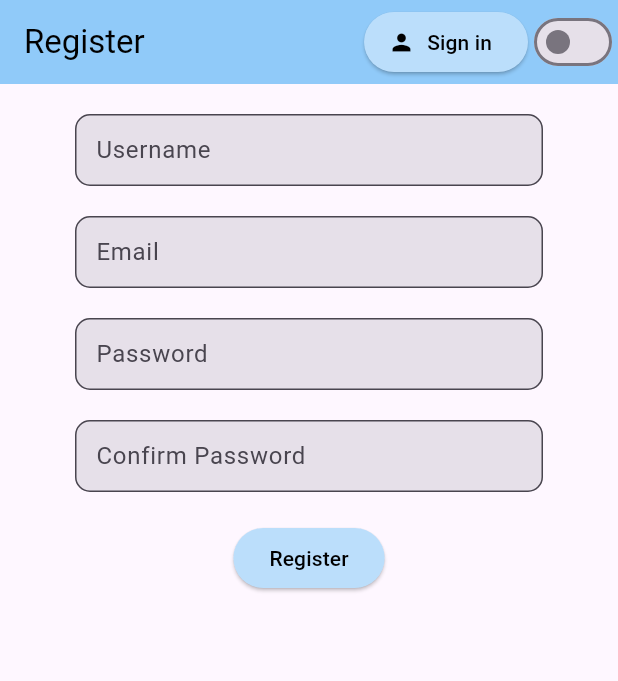
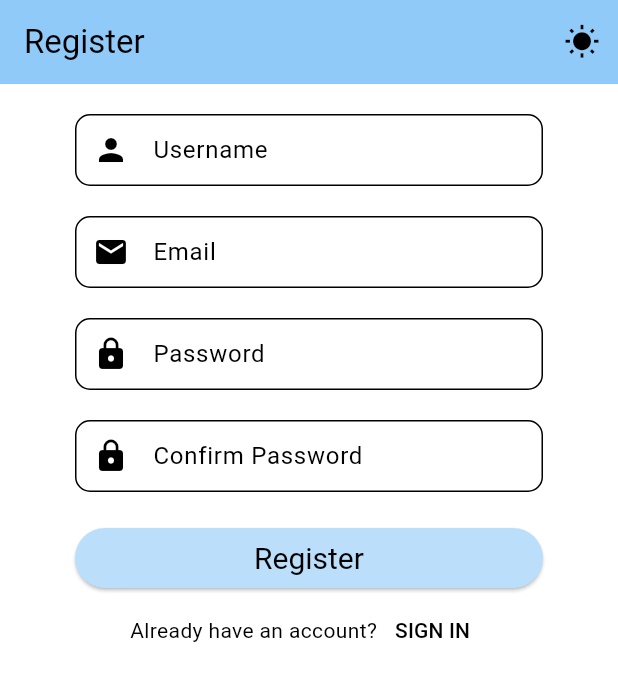
Before and after one commit to Onome15/authentication_firebase, a Flutter app: the screen it shows after launch, after a tap on "Sign in", after a tap on "Register", on a phone screen of 412 x 824 dp. Shown: the top 681 px of the screen. Run offline on Flutter 3.47's test engine with Material 3 defaults, Android fonts, the phone set to English and light mode, and no system bars; our stand-ins replace firebase_auth, firebase_core, flutter_riverpod, flutter_spinkit, fluttertoast, google_sign_in; missing offline and left inert: flutter_facebook_auth; accounts and stored records are empty.

Commit message:
Added facebook sign in

```diff
--- a/lib/provider/theme_provider.dart
+++ b/lib/provider/theme_provider.dart
@@ -17,42 +17,56 @@ final themeNotifierProvider = StateNotifierProvider<ThemeNotifier, ThemeMode>(
 
 final lightTheme = ThemeData(
   brightness: Brightness.light,
-  primarySwatch: Colors.red,
+  primarySwatch: Colors.blue,
+  colorScheme: ColorScheme.fromSwatch(
+    primarySwatch: Colors.blue,
+    brightness: Brightness.light, // Match ThemeData.brightness
+  ).copyWith(
+    surface: Colors.white, // Background color for loading widget
+    primary: Colors.blue[200],
+    secondary: Colors.white30, // Spinner color for loading widget
+  ),
   appBarTheme: AppBarTheme(
     color: Colors.blue[200],
-    foregroundColor: Colors.black, // Default AppBar text color
+    foregroundColor: Colors.black,
   ),
   textButtonTheme: TextButtonThemeData(
     style: TextButton.styleFrom(
-      foregroundColor:
-          Colors.black, // Default text color for TextButton in light mode
+      foregroundColor: Colors.black,
     ),
   ),
   elevatedButtonTheme: ElevatedButtonThemeData(
     style: ElevatedButton.styleFrom(
         backgroundColor: Colors.blue[100],
         foregroundColor: Colors.black,
-    ),
+        textStyle: const TextStyle(fontSize: 20)),
   ),
 );
 
 final darkTheme = ThemeData(
   brightness: Brightness.dark,
   primarySwatch: Colors.grey,
+  colorScheme: ColorScheme.fromSwatch(
+    primarySwatch: Colors.grey,
+    brightness: Brightness.dark, // Match ThemeData.brightness
+  ).copyWith(
+    surface: Colors.grey[800],
+    primary: Colors.white, // Spinner color for loading widget
+    secondary: Colors.grey[800], // Background color for loading widget
+  ),
   appBarTheme: AppBarTheme(
     color: Colors.grey[900],
-      foregroundColor: Colors.white, // Default AppBar text color
+    foregroundColor: Colors.white,
   ),
   textButtonTheme: TextButtonThemeData(
     style: TextButton.styleFrom(
-        foregroundColor:
-            Colors.white, // Default text color for TextButton in dark mode
+      foregroundColor: Colors.white,
     ),
   ),
   elevatedButtonTheme: ElevatedButtonThemeData(
     style: ElevatedButton.styleFrom(
-        backgroundColor:
-            Colors.grey[800], // Background color for ElevatedButton
-        foregroundColor: Colors.white, // Text color for ElevatedButton
+        backgroundColor: Colors.white,
+        foregroundColor: Colors.black,
+        textStyle: const TextStyle(fontSize: 20)),
   ),
-    ));
+);
--- a/lib/screen/authenticate/register.dart
+++ b/lib/screen/authenticate/register.dart
@@ -41,22 +41,7 @@ class _RegisterState extends ConsumerState<Register> {
         : Scaffold(
             appBar: AppBar(
               title: const Text('Register'),
-              actions: [
-                ElevatedButton.icon(
-                  onPressed: () {
-                    widget.toggleView();
-                  },
-                  icon: const Icon(Icons.person),
-                  label: const Text('Sign in'),
-                ),
-                Switch(
-                  activeColor: Colors.white,
-                  value: themeMode == ThemeMode.dark,
-                  onChanged: (value) {
-                    themeNotifier.toggleTheme();
-                  },
-                ),
-              ],
+              actions: [switchButton(themeMode, themeNotifier)],
             ),
             body: Padding(
               padding:
@@ -68,6 +53,7 @@ class _RegisterState extends ConsumerState<Register> {
                     TextFormField(
                       controller: userNameController,
                       decoration: textInputDecoration.copyWith(
+                          prefixIcon: const Icon(Icons.person),
                           hintText: 'Enter your Username',
                           labelText: 'Username'),
                       validator: (value) {
@@ -81,6 +67,7 @@ class _RegisterState extends ConsumerState<Register> {
                     TextFormField(
                       controller: emailController,
                       decoration: textInputDecoration.copyWith(
+                          prefixIcon: const Icon(Icons.email),
                           hintText: 'Enter your email address',
                           labelText: 'Email'),
                       keyboardType: TextInputType.emailAddress,
@@ -95,6 +82,7 @@ class _RegisterState extends ConsumerState<Register> {
                     TextFormField(
                       controller: passwordController,
                       decoration: textInputDecoration.copyWith(
+                          prefixIcon: const Icon(Icons.lock),
                           hintText: 'Enter your password',
                           labelText: 'Password'),
                       obscureText: true,
@@ -109,6 +97,7 @@ class _RegisterState extends ConsumerState<Register> {
                     TextFormField(
                       controller: confirmPasswordController,
                       decoration: textInputDecoration.copyWith(
+                          prefixIcon: const Icon(Icons.lock),
                           hintText: 'Re-enter your password',
                           labelText: 'Confirm Password'),
                       obscureText: true,
@@ -122,8 +111,12 @@ class _RegisterState extends ConsumerState<Register> {
                         return null;
                       },
                     ),
-                    const SizedBox(height: 20),
-                    ElevatedButton(
+                    const SizedBox(
+                      height: 20,
+                    ),
+                    SizedBox(
+                      width: double.infinity,
+                      child: ElevatedButton(
                         onPressed: () async {
                           if (_formKey.currentState!.validate()) {
                             await authService.registerWithEmailAndPassword(
@@ -135,6 +128,15 @@ class _RegisterState extends ConsumerState<Register> {
                         },
                         child: const Text('Register'),
                       ),
+                    ),
+                    Row(mainAxisAlignment: MainAxisAlignment.center, children: [
+                      const Text('Already have an account?'),
+                      TextButton(
+                          onPressed: () {
+                            widget.toggleView();
+                          },
+                          child: const Text("SIGN IN"))
+                    ])
                   ],
                 ),
               ),
--- a/lib/screen/authenticate/signin.dart
+++ b/lib/screen/authenticate/signin.dart
@@ -44,13 +44,7 @@ class _SignInState extends ConsumerState<SignIn> {
                   icon: const Icon(Icons.person),
                   label: const Text('Register'),
                 ),
-                Switch(
-                  activeColor: Colors.white,
-                  value: themeMode == ThemeMode.dark,
-                  onChanged: (value) {
-                    themeNotifier.toggleTheme();
-                  },
-                ),
+                switchButton(themeMode, themeNotifier)
               ],
             ),
             body: Container(
@@ -64,6 +58,7 @@ class _SignInState extends ConsumerState<SignIn> {
                       TextFormField(
                         controller: emailController,
                         decoration: textInputDecoration.copyWith(
+                            prefixIcon: const Icon(Icons.email),
                             hintText: 'Enter your email address',
                             labelText: 'Email'),
                         keyboardType: TextInputType.emailAddress,
@@ -78,6 +73,7 @@ class _SignInState extends ConsumerState<SignIn> {
                       TextFormField(
                         controller: passwordController,
                         decoration: textInputDecoration.copyWith(
+                            prefixIcon: const Icon(Icons.lock),
                             hintText: 'Enter your password',
                             labelText: 'Password'),
                         obscureText: true,
@@ -88,8 +84,17 @@ class _SignInState extends ConsumerState<SignIn> {
                           return null;
                         },
                       ),
-                      const SizedBox(height: 20),
-                      ElevatedButton(
+                      const SizedBox(height: 10),
+                      const Align(
+                        alignment: Alignment.topRight,
+                        child: Text(
+                          'Forget Password?',
+                        ),
+                      ),
+                      const SizedBox(height: 10),
+                      SizedBox(
+                        width: double.infinity,
+                        child: ElevatedButton(
                             onPressed: () async {
                               if (_formKey.currentState!.validate()) {
                                 await authService.signInWithEmailAndPassword(
@@ -98,12 +103,29 @@ class _SignInState extends ConsumerState<SignIn> {
                               }
                             },
                             child: const Text('Sign in')),
-                      ElevatedButton(
-                          onPressed: authService.signInAnon,
-                          child: const Text('Sign in Anonymous')),
-                      ElevatedButton(
-                          onPressed: authService.signInWithGoogle,
-                          child: const Text('Sign in with google')),
+                      ),
+                      const SizedBox(height: 20),
+                      Row(
+                        mainAxisAlignment: MainAxisAlignment.spaceEvenly,
+                        children: [
+                          InkWell(
+                            onTap: authService.signInWithFacebook,
+                            child: Image.asset(
+                              'assets/signin/facebook.png',
+                              width: 50, // Adjust the size as needed
+                              height: 50,
+                            ),
+                          ),
+                          InkWell(
+                            onTap: authService.signInWithGoogle,
+                            child: Image.asset(
+                              'assets/signin/google.png',
+                              width: 50, // Adjust the size as needed
+                              height: 50,
+                            ),
+                          ),
+                        ],
+                      )
                     ],
                   ),
                 )),
--- a/lib/shared/constants.dart
+++ b/lib/shared/constants.dart
@@ -17,3 +17,16 @@ final textInputDecoration = InputDecoration(
         width: 2.0),
   ),
 );
+
+Widget switchButton(themeMode, themeNotifier) {
+  return IconButton(
+    icon: Icon(
+      themeMode == ThemeMode.dark ? Icons.nights_stay : Icons.wb_sunny,
+      color: themeMode == ThemeMode.dark ? Colors.white : Colors.black,
+    ),
+    onPressed: () {
+      themeNotifier.toggleTheme();
+    },
+    tooltip: 'Toggle Theme',
+  );
+}
```
Also changed, not shown: lib/screen/Home/home_page.dart (+2 -6 lines), lib/services/auth.dart (+29 -1 lines), lib/shared/loading.dart (+8 -3 lines), pubspec.yaml (+6 -3 lines), assets/signin/facebook.png (added), assets/signin/google.png (added), pubspec.lock, 6 other files. Lines whose indentation alone changed are shown as unchanged.
